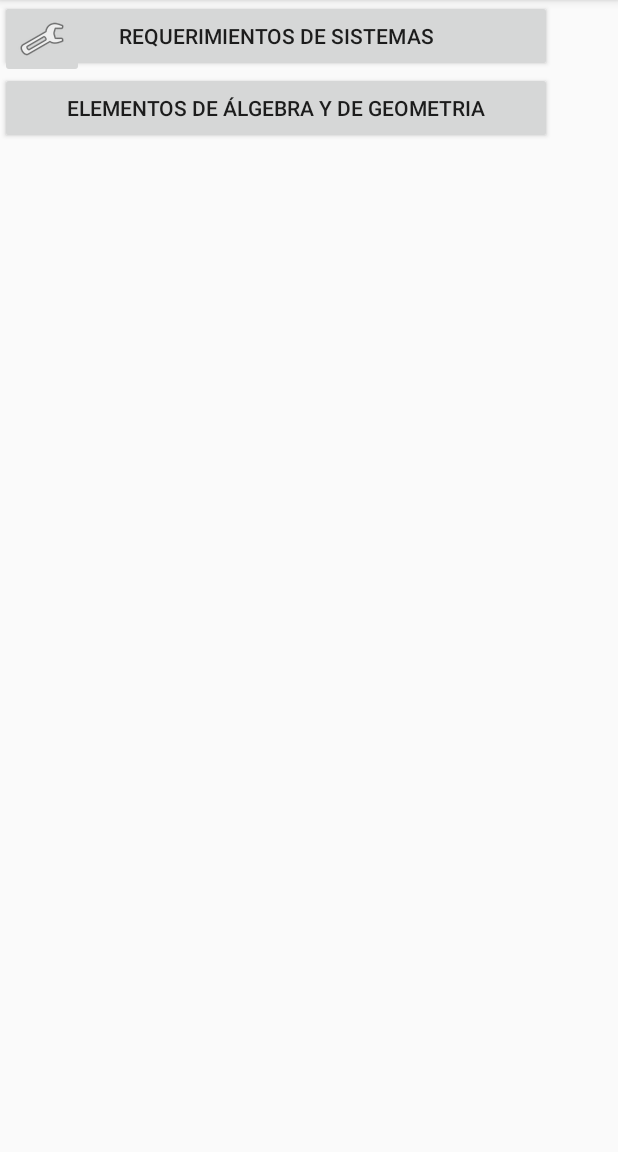
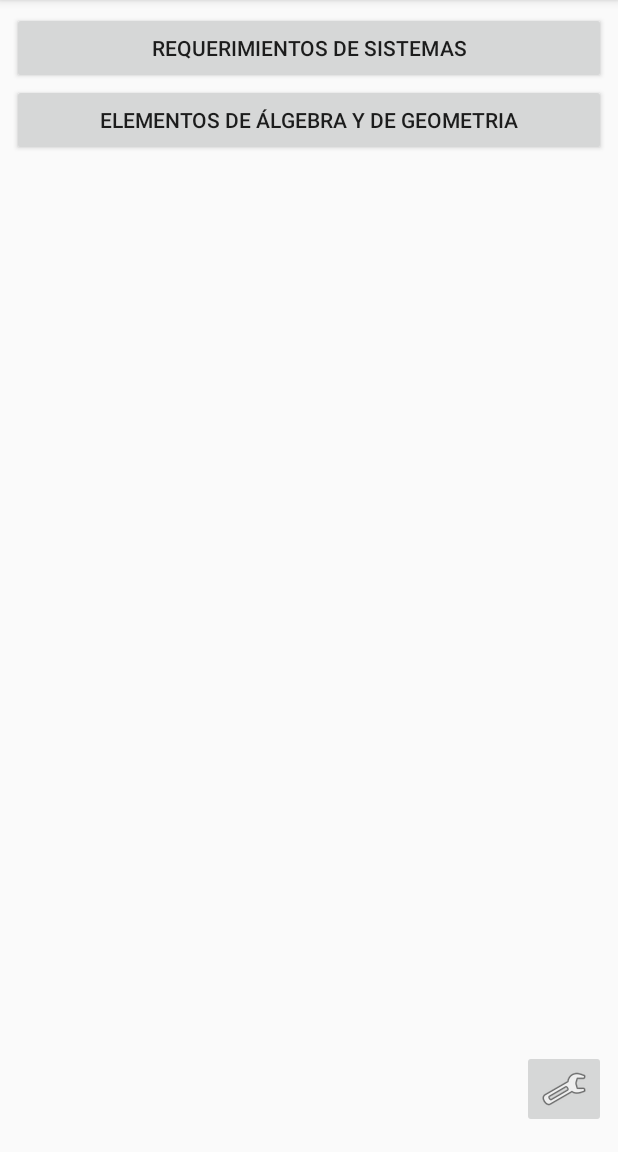
Before and after one commit to PabloGuillermoCV/UniChat, an Android app: the SalasChat screen opened directly, with no data from a screen before it, on a phone screen of 412 x 824 dp, the part 84-1236 px from its top. Run offline under Robolectric (Android 15) with nearby library versions, the phone set to English and light mode, and no system bars.

Commit message:
Arreglos Strings
Arreglé unas cosas de los strings con respecto a los elementos visuales de la app que tiraban error.

```diff
--- a/app/src/main/res/layout/activity_salas_chat.xml
+++ b/app/src/main/res/layout/activity_salas_chat.xml
@@ -7,30 +7,40 @@
     tools:context="ceballosvitalepabloguillermosacomanifrancogomeztoms.unichat.SalasChat">
 
     <LinearLayout
-        android:layout_width="368dp"
-        android:layout_height="495dp"
+        android:id="@+id/linearLayout"
+        android:layout_width="0dp"
+        android:layout_height="0dp"
+        android:layout_marginBottom="8dp"
+        android:layout_marginEnd="8dp"
+        android:layout_marginStart="8dp"
+        android:layout_marginTop="8dp"
         android:orientation="vertical"
-        tools:layout_editor_absoluteX="8dp"
-        tools:layout_editor_absoluteY="8dp">
+        app:layout_constraintBottom_toBottomOf="parent"
+        app:layout_constraintEnd_toEndOf="parent"
+        app:layout_constraintStart_toStartOf="parent"
+        app:layout_constraintTop_toTopOf="parent">
 
         <Button
-            android:id="@+id/button"
+            android:id="@+id/Materia1"
             android:layout_width="match_parent"
             android:layout_height="wrap_content"
-            android:text="Requerimientos de Sistemas" />
+            android:text="@string/Materia1" />
 
         <Button
+            android:id="@+id/Materia2"
             android:layout_width="match_parent"
             android:layout_height="wrap_content"
-            android:text="Elementos de Álgebra y de Geometria" />
+            android:text="@string/Materia2" />
     </LinearLayout>
 
     <ImageButton
         android:id="@+id/imageButton"
         android:layout_width="wrap_content"
         android:layout_height="wrap_content"
-        app:srcCompat="@android:drawable/ic_menu_preferences"
-        tools:layout_editor_absoluteX="320dp"
-        tools:layout_editor_absoluteY="443dp"
-        android:onClick="irPreferencias"/>
+        android:layout_marginBottom="8dp"
+        android:contentDescription="@string/Imagen"
+        android:onClick="irPreferencias"
+        app:layout_constraintBottom_toBottomOf="@+id/linearLayout"
+        app:layout_constraintEnd_toEndOf="@+id/linearLayout"
+        app:srcCompat="@android:drawable/ic_menu_preferences" />
 </android.support.constraint.ConstraintLayout>
--- a/app/src/main/res/values/strings.xml
+++ b/app/src/main/res/values/strings.xml
@@ -86,4 +86,8 @@
     <string name="pref_ringtone_silent">Silent</string>
 
     <string name="pref_title_vibrate">Vibrate</string>
+    <string name="Materia1">Requerimientos de Sistemas</string>
+    <string name="Materia2">Elementos de Álgebra y de Geometria</string>
+    <string name="TextInput">Escribe Algo!</string>
+    <string name="Imagen">Descripcion</string>
 </resources>
```
Also changed, not shown: app/src/main/res/layout/activity_chat_escrito.xml (+18 -7 lines).
